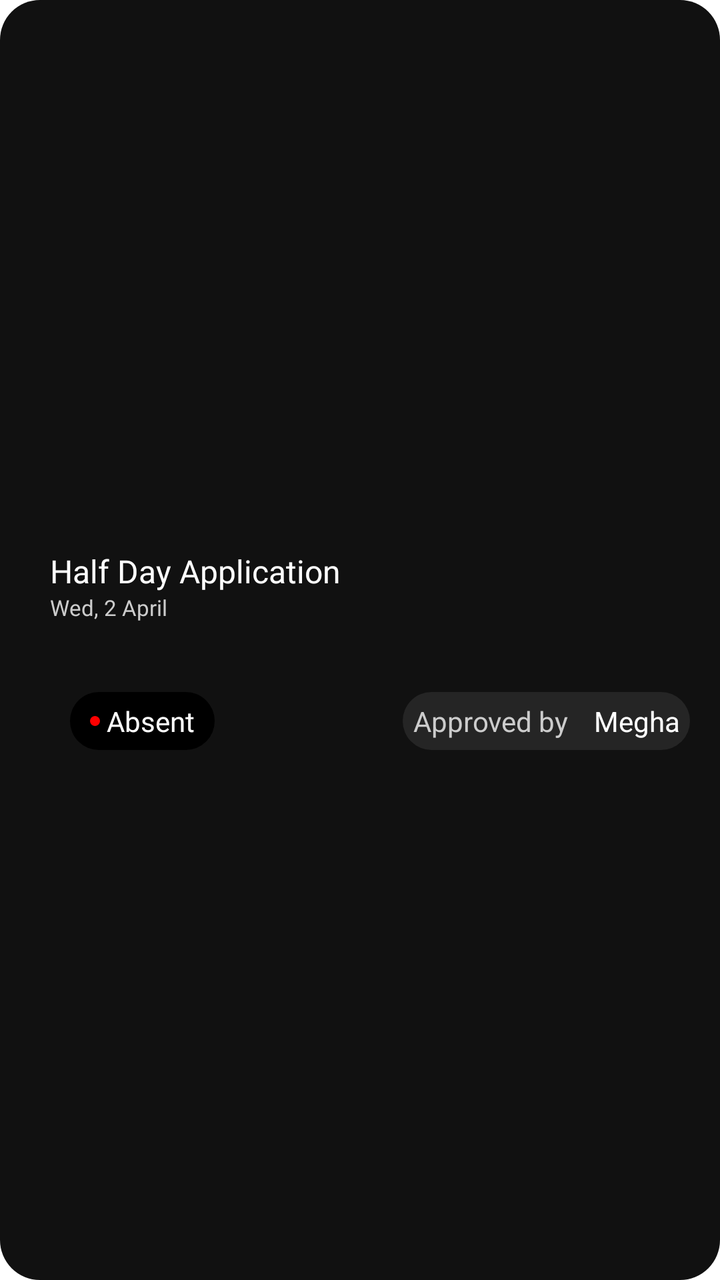
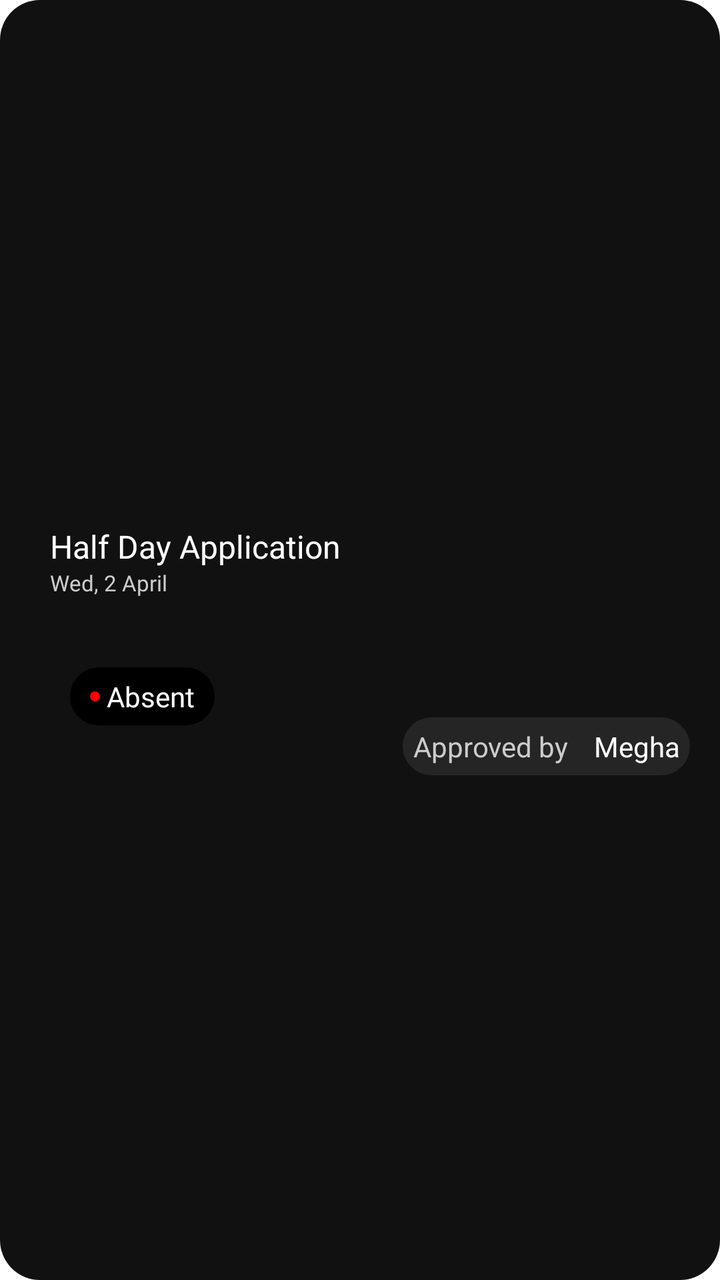

Before-and-after screenshots of an Android layout around one commit, followed by the original layout XML and the change that was made.
<!-- AndroidManifest.xml: application theme AppTheme -->
<!-- res/layout/leave_recycler.xml -->
<?xml version="1.0" encoding="utf-8"?>
<layout xmlns:android="http://schemas.android.com/apk/res/android">

    <RelativeLayout
        android:id="@+id/layoutfull"
        android:layout_width="match_parent"
        android:layout_height="wrap_content"
        android:clickable="true"
        android:layout_margin="7dp"
        android:background="@drawable/grey_bg_rounded"
        android:gravity="center"
        android:orientation="horizontal"
        android:padding="@dimen/_15"
        android:weightSum="5">

        <LinearLayout
            android:id="@+id/laylinear"
            android:layout_width="match_parent"
            android:layout_height="wrap_content"
            android:layout_margin="@dimen/_5dp"
            android:orientation="vertical"
            android:padding="@dimen/_5dp">

            <TextView
                android:id="@+id/id"
                android:layout_width="wrap_content"
                android:layout_height="wrap_content"
                android:layout_weight="1"
                android:fontFamily="@font/dm_sans"
                android:text="Half Day Application"
                android:textColor="@color/white"
                android:textSize="@dimen/_16" />

            <TextView
                android:id="@+id/date"
                android:layout_width="wrap_content"
                android:layout_height="wrap_content"
                android:layout_weight="1"
                android:fontFamily="@font/dm_sans"
                android:text="Wed, 2 April"
                android:textColor="@color/greyforText"
                android:textSize="11dp" />
        </LinearLayout>

        <TextView
            android:id="@+id/leavetypehalfDayReject"
            android:layout_width="wrap_content"
            android:layout_height="wrap_content"
            android:layout_below="@+id/laylinear"
            android:layout_marginStart="@dimen/_20dp"
            android:layout_marginTop="25dp"
            android:background="@drawable/black_button"
            android:drawableStart="@drawable/red_dot"
            android:gravity="center"
            android:paddingStart="@dimen/_10"
            android:paddingTop="@dimen/_5dp"
            android:paddingEnd="@dimen/_10"
            android:paddingBottom="@dimen/_5dp"
            android:text="   Half Day "
            android:textColor="@color/white"
            android:visibility="invisible" />
        <TextView
            android:id="@+id/leavetypehalfDayApprove"
            android:layout_width="wrap_content"
            android:layout_height="wrap_content"
            android:layout_below="@+id/laylinear"
            android:layout_marginStart="@dimen/_20dp"
            android:layout_marginTop="25dp"
            android:background="@drawable/black_button"
            android:drawableStart="@drawable/green_dot"
            android:gravity="center"
            android:paddingStart="@dimen/_10"
            android:paddingTop="@dimen/_5dp"
            android:paddingEnd="@dimen/_10"
            android:paddingBottom="@dimen/_5dp"
            android:text="   Half Day "
            android:textColor="@color/white"
            android:visibility="invisible" />

        <TextView
            android:id="@+id/leavetypeReject"
            android:layout_width="wrap_content"
            android:layout_height="wrap_content"
            android:layout_below="@+id/laylinear"
            android:layout_marginStart="@dimen/_20dp"
            android:layout_marginTop="25dp"
            android:background="@drawable/black_button"
            android:drawableStart="@drawable/red_dot"
            android:fontFamily="@font/dm_sans"
            android:gravity="center"
            android:paddingStart="@dimen/_10"
            android:paddingTop="@dimen/_5dp"
            android:paddingEnd="@dimen/_10"
            android:paddingBottom="@dimen/_5dp"
            android:text=" Absent"
            android:textColor="@color/white" />

          <TextView
            android:id="@+id/approovedType"
            android:layout_width="wrap_content"
            android:layout_height="wrap_content"
            android:layout_below="@+id/laylinear"
            android:layout_marginStart="@dimen/_20dp"
            android:layout_marginTop="25dp"
              android:visibility="gone"
            android:background="@drawable/black_button"
            android:drawableStart="@drawable/green_dot"
            android:fontFamily="@font/dm_sans"
            android:gravity="center"
            android:paddingStart="@dimen/_10"
            android:paddingTop="@dimen/_5dp"
            android:paddingEnd="@dimen/_10"
            android:paddingBottom="@dimen/_5dp"
            android:text="  Absent"
            android:textColor="@color/white" />

        <TextView
            android:id="@+id/status"
            android:layout_width="wrap_content"
            android:layout_height="wrap_content"
            android:layout_below="@+id/laylinear"
            android:layout_alignParentEnd="true"
            android:layout_margin="@dimen/_5dp"
            android:layout_marginEnd="@dimen/_30dp"
            android:background="@drawable/grey_bg_rounded"
            android:gravity="center"
            android:maxLines="2"
            android:text="Awaiting"
            android:textColor="@color/white"
            android:visibility="invisible" />















        <LinearLayout
            android:id="@+id/approved"
            android:layout_width="wrap_content"
            android:layout_height="wrap_content"
            android:layout_below="@+id/laylinear"
            android:layout_alignParentEnd="true"
            android:layout_marginTop="@dimen/_25dp"
            android:background="@drawable/light_grey_bg"
            android:orientation="horizontal">

            <TextView
                android:id="@+id/approvedOrdecline"
                android:layout_width="wrap_content"
                android:layout_height="wrap_content"
                android:layout_margin="@dimen/_5dp"
                android:layout_marginEnd="@dimen/_30dp"
                android:gravity="center"
                android:maxLines="2"
                android:text="Approved by "
                android:textColor="@color/greyforText" />

            <TextView
                android:id="@+id/approvedBy"
                android:layout_width="wrap_content"
                android:layout_height="wrap_content"
                android:layout_margin="@dimen/_5dp"
                android:layout_marginEnd="@dimen/_30dp"
                android:gravity="center"
                android:maxLines="2"
                android:text="Megha"
                android:textColor="@color/white" />


        </LinearLayout>

        <TextView
            android:layout_width="wrap_content"
            android:layout_height="wrap_content"
            android:layout_below="@+id/laylinear"
            android:layout_alignParentEnd="true"
            android:layout_marginEnd="@dimen/_30dp"
            android:background="@drawable/dark_grey_bg"
            android:gravity="center"
            android:layout_marginTop="@dimen/_25dp"
            android:maxLines="2"
            android:padding="@dimen/_5dp"
            android:text="Awaiting "
            android:textColor="@color/greyforText"
            android:visibility="invisible" />

    </RelativeLayout>

</layout>
<!-- resources referenced by this layout -->
<resources>
  <color name="greyforText">#CCCCCC</color>
  <color name="white">#FFFFFF</color>
  <dimen name="_10">10dp</dimen>
  <dimen name="_15">15dp</dimen>
  <dimen name="_16">16sp</dimen>
  <dimen name="_20dp">20dp</dimen>
  <dimen name="_25dp">25dp</dimen>
  <dimen name="_30dp">30dp</dimen>
  <dimen name="_5dp">5dp</dimen>
  <!-- drawable black_button (drawable) -->
  <shape xmlns:android="http://schemas.android.com/apk/res/android"
      android:shape="rectangle">
      <solid android:color="#000000"/>
      <corners android:radius="25dp" /> 
  </shape>
  <!-- drawable dark_grey_bg (drawable) -->
  <?xml version="1.0" encoding="utf-8"?>
  <shape xmlns:android="http://schemas.android.com/apk/res/android"
      android:shape="rectangle">
      <solid android:color="@color/greyBackground"/>
      <corners android:radius="@dimen/_20dp"/>
      <stroke
          android:width="2dp" android:color="@color/strokeBlack"/>
  </shape>
  <!-- drawable green_dot (drawable) -->
  <?xml version="1.0" encoding="utf-8"?>
  <shape xmlns:android="http://schemas.android.com/apk/res/android"
      android:shape="oval">
      <solid android:color="#2eb85c" /> 
      <size android:width="8dp" android:height="8dp" /> 
  </shape>
  <!-- drawable grey_bg_rounded (drawable) -->
  <?xml version="1.0" encoding="utf-8"?>
  <shape xmlns:android="http://schemas.android.com/apk/res/android"
      android:shape="rectangle">
  <solid android:color="@color/greyBackground"/>
      <corners android:radius="@dimen/_20dp"/>
  </shape>
  <!-- drawable light_grey_bg (drawable) -->
  <?xml version="1.0" encoding="utf-8"?>
  <shape xmlns:android="http://schemas.android.com/apk/res/android"
      android:shape="rectangle">
      <solid android:color="@color/lightGreycolor"/>
      <corners android:radius="@dimen/_20dp"/>
  </shape>
  <!-- drawable red_dot (drawable) -->
  <?xml version="1.0" encoding="utf-8"?>
  <shape xmlns:android="http://schemas.android.com/apk/res/android"
      android:shape="oval">
      <solid android:color="#FF0000" /> 
      <size android:width="5dp" android:height="5dp" /> 
  </shape>
  <style name="AppTheme" parent="Theme.MaterialComponents.Light.NoActionBar">
          <item name="colorPrimaryDark">@color/black</item>
          <item name="colorSurface">@color/white</item>
      </style>
  <color name="greyBackground">#111111</color>
  <color name="strokeBlack">#222222</color>
  <color name="lightGreycolor">#252525</color>
  <color name="black">#FF000000</color>
</resources>

<!-- the commit's change to res/layout/leave_recycler.xml (unified diff, before → after) -->
@@ -149,7 +149,7 @@
             android:layout_height="wrap_content"
             android:layout_below="@+id/laylinear"
             android:layout_alignParentEnd="true"
-            android:layout_marginTop="@dimen/_25dp"
+            android:layout_marginTop="@dimen/_50dp"
             android:background="@drawable/light_grey_bg"
             android:orientation="horizontal">
 
<!-- resource entries referenced after the edit -->
@@ -8,6 +8,7 @@
   <dimen name="_20dp">20dp</dimen>
   <dimen name="_25dp">25dp</dimen>
   <dimen name="_30dp">30dp</dimen>
+  <dimen name="_50dp">50dp</dimen>
   <dimen name="_5dp">5dp</dimen>
   <!-- drawable black_button (drawable) -->
   <shape xmlns:android="http://schemas.android.com/apk/res/android"
